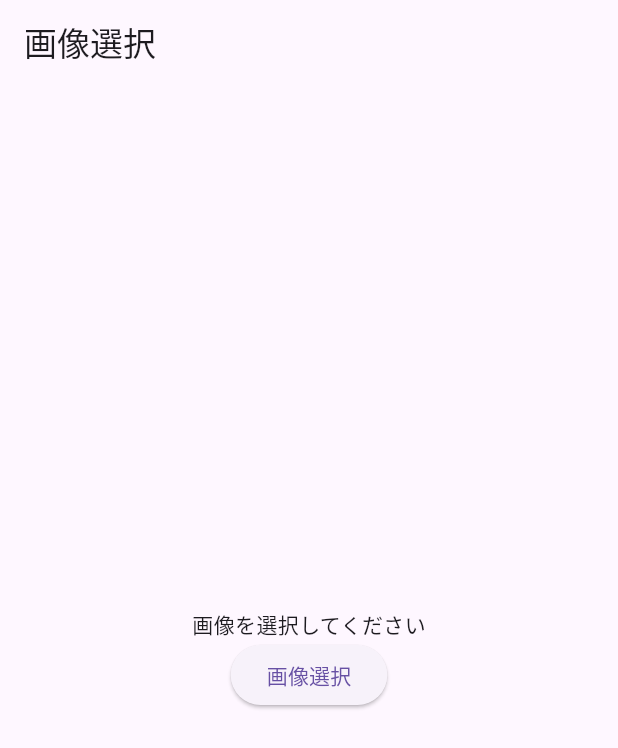
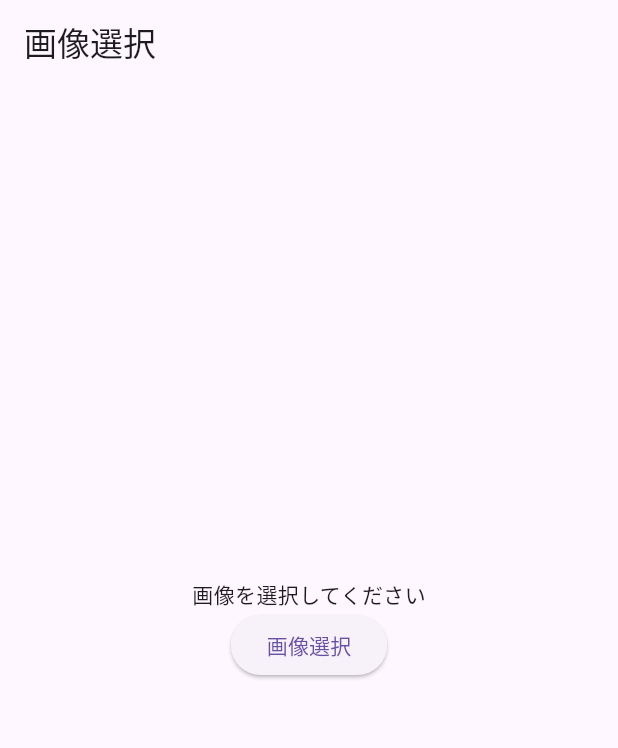
Before and after one commit to hirama2uuu/symmetry_app, a Flutter app: the screen it shows after launch, on a phone screen of 412 x 824 dp. Shown: the top 748 px of the screen. Run offline on Flutter 3.47's test engine with Material 3 defaults, Android fonts, the phone set to English and light mode, and no system bars; our stand-ins replace image_picker; missing offline and left inert: gal.

Commit message:
ほぞんUI 改善

```diff
--- a/lib/main.dart
+++ b/lib/main.dart
@@ -108,7 +108,8 @@ class _GetPageState extends State<GetPage>{
 @override
 Widget build(BuildContext context){
   return Scaffold(appBar: AppBar(title: const Text('画像選択'),),
-    body: Center(child: Column(mainAxisAlignment: MainAxisAlignment.center,children: [
+    body: SafeArea( child:
+    Center(child: Column(mainAxisAlignment: MainAxisAlignment.center,children: [
       if(_inImage==null)
         const Text('画像を選択してください')
 
@@ -167,6 +168,8 @@ Widget build(BuildContext context){
         child: const Text('画像選択'),
       ),
 
+      const SizedBox(height: 40),
+
 
 
 
@@ -175,6 +178,7 @@ Widget build(BuildContext context){
 
     ),
     ),
+    )
     );
 }
 }
```
